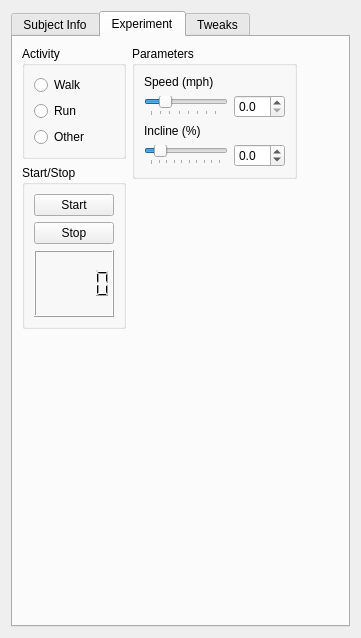
Old version of the form ui/w_usertesting.ui in the repository johnbatzer18/biomech_flexsea-plan.
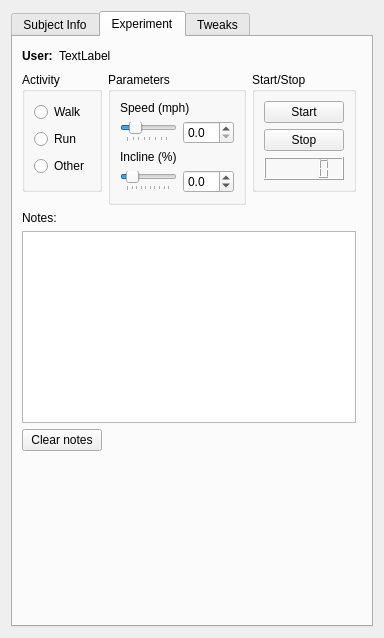
New version of the form.

Commit message: User Testing: presets, button logic, more features, etc. WiP.

Patch:
```diff
--- a/ui/w_usertesting.ui
+++ b/ui/w_usertesting.ui
@@ -373,20 +373,7 @@
        <string>Experiment</string>
       </attribute>
       <layout class="QGridLayout" name="gridLayout_9">
-       <item row="0" column="2">
-        <spacer name="horizontalSpacer">
-         <property name="orientation">
-          <enum>Qt::Horizontal</enum>
-         </property>
-         <property name="sizeHint" stdset="0">
-          <size>
-           <width>5</width>
-           <height>5</height>
-          </size>
-         </property>
-        </spacer>
-       </item>
-       <item row="1" column="0" rowspan="2">
+       <item row="1" column="2">
         <widget class="QGroupBox" name="groupBox_5">
          <property name="title">
           <string>Start/Stop</string>
@@ -412,20 +399,61 @@
          </layout>
         </widget>
        </item>
-       <item row="2" column="1">
-        <spacer name="verticalSpacer_3">
+       <item row="0" column="0" colspan="4">
+        <layout class="QHBoxLayout" name="horizontalLayout">
+         <item>
+          <widget class="QLabel" name="label_14">
+           <property name="text">
+            <string>&lt;html&gt;&lt;head/&gt;&lt;body&gt;&lt;p&gt;&lt;span style=&quot; font-weight:600;&quot;&gt;User:&lt;/span&gt;&lt;/p&gt;&lt;/body&gt;&lt;/html&gt;</string>
+           </property>
+          </widget>
+         </item>
+         <item>
+          <widget class="QLabel" name="label_ExpUID">
+           <property name="text">
+            <string>TextLabel</string>
+           </property>
+          </widget>
+         </item>
+         <item>
+          <spacer name="horizontalSpacer_5">
+           <property name="orientation">
+            <enum>Qt::Horizontal</enum>
+           </property>
+           <property name="sizeHint" stdset="0">
+            <size>
+             <width>40</width>
+             <height>20</height>
+            </size>
+           </property>
+          </spacer>
+         </item>
+        </layout>
+       </item>
+       <item row="3" column="0">
+        <widget class="QLabel" name="label_13">
+         <property name="text">
+          <string>Notes:</string>
+         </property>
+        </widget>
+       </item>
+       <item row="4" column="0" colspan="3">
+        <widget class="QPlainTextEdit" name="plainTextEdit"/>
+       </item>
+       <item row="1" column="3">
+        <spacer name="horizontalSpacer">
          <property name="orientation">
-          <enum>Qt::Vertical</enum>
+          <enum>Qt::Horizontal</enum>
          </property>
          <property name="sizeHint" stdset="0">
           <size>
-           <width>20</width>
-           <height>40</height>
+           <width>5</width>
+           <height>5</height>
           </size>
          </property>
         </spacer>
        </item>
-       <item row="0" column="0">
+       <item row="1" column="0">
         <widget class="QGroupBox" name="groupBox_6">
          <property name="title">
           <string>Activity</string>
@@ -455,7 +483,7 @@
          </layout>
         </widget>
        </item>
-       <item row="0" column="1" rowspan="2">
+       <item row="1" column="1" rowspan="2">
         <widget class="QGroupBox" name="groupBox_7">
          <property name="title">
           <string>Parameters</string>
@@ -554,7 +582,7 @@
          </layout>
         </widget>
        </item>
-       <item row="4" column="0">
+       <item row="6" column="0">
         <spacer name="verticalSpacer_2">
          <property name="orientation">
           <enum>Qt::Vertical</enum>
@@ -567,18 +595,12 @@
          </property>
         </spacer>
        </item>
-       <item row="3" column="0">
-        <spacer name="verticalSpacer_4">
-         <property name="orientation">
-          <enum>Qt::Vertical</enum>
+       <item row="5" column="0">
+        <widget class="QPushButton" name="pushButtonClearNotes">
+         <property name="text">
+          <string>Clear notes</string>
          </property>
-         <property name="sizeHint" stdset="0">
-          <size>
-           <width>20</width>
-           <height>40</height>
-          </size>
-         </property>
-        </spacer>
+        </widget>
        </item>
       </layout>
      </widget>
```
The commit also changes 2 other files.
